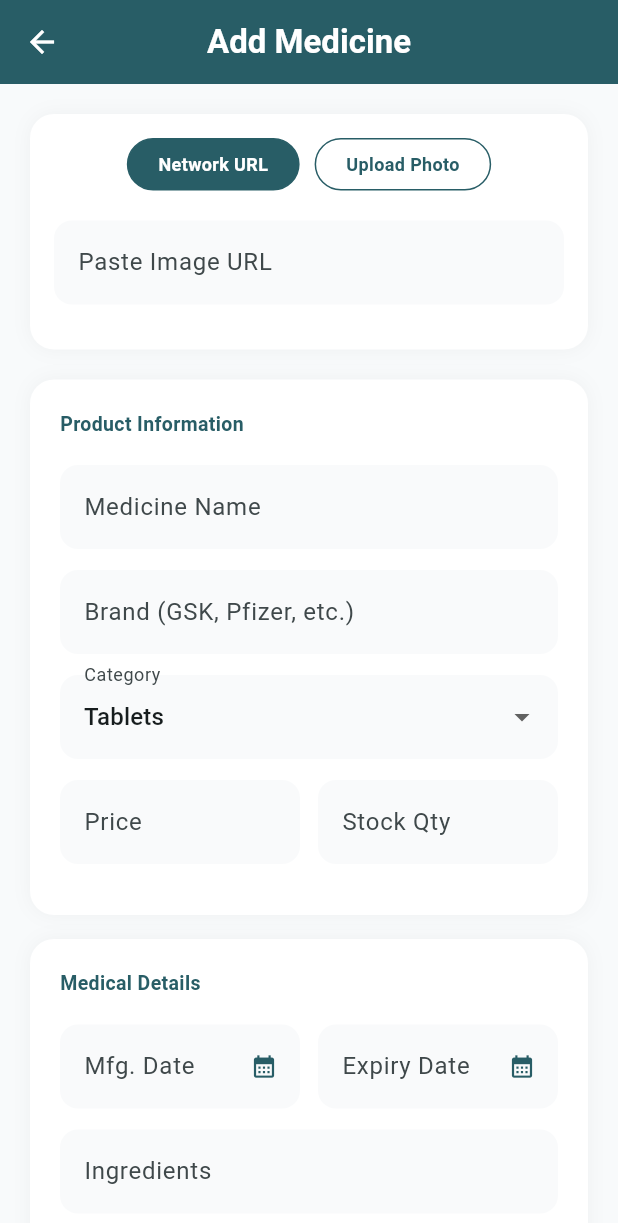
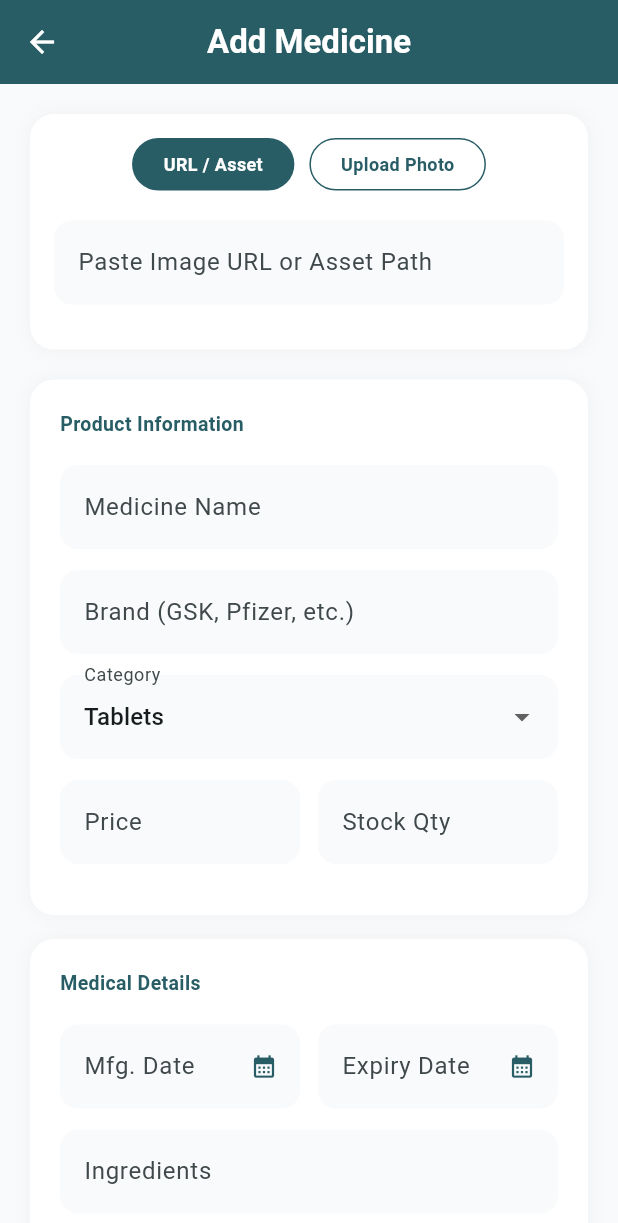
Before and after one commit to HanzlaAlvi/MediCare, a Flutter app: the AddEditMedicineScreen screen opened directly, on a phone screen of 412 x 824 dp. Shown: the top 1223 px of the screen. Run offline on Flutter 3.47's test engine with Material 3 defaults, Android fonts, the phone set to English and light mode, and no system bars; our stand-ins replace cloud_firestore, firebase_auth, firebase_core, flutter_local_notifications, get, google_generative_ai and 4 more; accounts and stored records are empty.

Commit message:
worked on history

```diff
--- a/lib/admin/add_edit_medicine_screen.dart
+++ b/lib/admin/add_edit_medicine_screen.dart
@@ -3,7 +3,7 @@ import 'package:flutter/material.dart';
 import 'package:get/get.dart';
 import 'package:image_picker/image_picker.dart';
 import 'dart:io';
-import 'dart:convert'; // Base64 encoding ke liye zaroori hai
+import 'dart:convert'; // Base64 encoding/decoding ke liye zaroori hai
 import 'dart:math';
 
 class AddEditMedicineScreen extends StatefulWidget {
@@ -65,14 +65,26 @@ class _AddEditMedicineScreenState extends State<AddEditMedicineScreen> {
       mfgDateC.text = d['mfgDate'] ?? '';
       expiryDateC.text = d['expiryDate'] ?? '';
 
-      // Load existing image (either URL or Base64)
+      // 🛡️ SMART IMAGE LOADER FOR EDIT SCREEN (CRASH PROOF)
       if (d['images'] != null && (d['images'] as List).isNotEmpty) {
-        String existingImage = d['images'][0].toString();
-        if (existingImage.startsWith('http')) {
+        String existingImage = d['images'][0].toString().trim(); // Clean spaces
+
+        if (existingImage.startsWith('http') || existingImage.contains('assets/')) {
           imageUrlC.text = existingImage;
           _useUrl = true;
         } else {
-          _base64Image = existingImage;
+          // Agar Base64 hai toh usko securely load karein
+          String cleanBase64 = existingImage;
+          if (cleanBase64.contains(',')) {
+            cleanBase64 = cleanBase64.split(',').last;
+          }
+          cleanBase64 = cleanBase64.replaceAll(RegExp(r'[^A-Za-z0-9+/=]'), '');
+
+          if (cleanBase64.length % 4 != 0) {
+            cleanBase64 += '=' * (4 - (cleanBase64.length % 4));
+          }
+
+          _base64Image = cleanBase64;
           _useUrl = false;
         }
       }
@@ -90,9 +102,7 @@ class _AddEditMedicineScreenState extends State<AddEditMedicineScreen> {
     if (image != null) {
       File imgFile = File(image.path);
       List<int> imageBytes = await imgFile.readAsBytes();
-      String base64String = base64Encode(
-        imageBytes,
-      ); // 🛡️ Base64 mein convert ho gayi
+      String base64String = base64Encode(imageBytes);
 
       setState(() {
         _pickedImage = imgFile;
@@ -111,7 +121,7 @@ class _AddEditMedicineScreenState extends State<AddEditMedicineScreen> {
     if (_useUrl && imageUrlC.text.trim().isEmpty) {
       Get.snackbar(
         "Error",
-        "Please provide an image URL or select a photo.",
+        "Please provide an image URL/Asset or select a photo.",
         backgroundColor: Colors.redAccent,
         colorText: Colors.white,
       );
@@ -144,7 +154,7 @@ class _AddEditMedicineScreenState extends State<AddEditMedicineScreen> {
       'sideEffects': sideEffectsC.text.trim(),
       'mfgDate': mfgDateC.text.trim(),
       'expiryDate': expiryDateC.text.trim(),
-      'images': [finalImageUrl], // Yahan base64 string save ho jayegi!
+      'images': [finalImageUrl],
       'timestamp': FieldValue.serverTimestamp(),
       'color': _isEditing
           ? (widget.medicineData?['color'] ?? _getRandomPastelColor())
@@ -214,6 +224,21 @@ class _AddEditMedicineScreenState extends State<AddEditMedicineScreen> {
       "0xFFF1F8E9",
     ];
     return pastelColors[Random().nextInt(pastelColors.length)];
+  }
+
+  // 🛡️ SAFE IMAGE PROVIDER LOGIC
+  ImageProvider? _getPreviewImage() {
+    if (_pickedImage != null) {
+      return FileImage(_pickedImage!);
+    }
+    if (_base64Image.isNotEmpty) {
+      try {
+        return MemoryImage(base64Decode(_base64Image));
+      } catch (e) {
+        return null;
+      }
+    }
+    return null;
   }
 
   @override
@@ -310,6 +335,8 @@ class _AddEditMedicineScreenState extends State<AddEditMedicineScreen> {
   }
 
   Widget _buildImageUploadSection() {
+    ImageProvider? previewImage = _getPreviewImage();
+
     return Container(
       padding: const EdgeInsets.all(16),
       decoration: BoxDecoration(
@@ -328,7 +355,7 @@ class _AddEditMedicineScreenState extends State<AddEditMedicineScreen> {
             mainAxisAlignment: MainAxisAlignment.center,
             children: [
               _choiceButton(
-                "Network URL",
+                "URL / Asset",
                 _useUrl,
                 () => setState(() => _useUrl = true),
               ),
@@ -342,7 +369,7 @@ class _AddEditMedicineScreenState extends State<AddEditMedicineScreen> {
           ),
           const SizedBox(height: 20),
           _useUrl
-              ? _buildTextField(imageUrlC, "Paste Image URL")
+              ? _buildTextField(imageUrlC, "Paste Image URL or Asset Path")
               : GestureDetector(
                   onTap: _pickImage,
                   child: Container(
@@ -354,19 +381,14 @@ class _AddEditMedicineScreenState extends State<AddEditMedicineScreen> {
                       border: Border.all(
                         color: const Color(0xFF285D66).withValues(alpha: 0.2),
                       ),
-                      image: _pickedImage != null
+                      image: previewImage != null
                           ? DecorationImage(
-                              image: FileImage(_pickedImage!),
-                              fit: BoxFit.cover,
-                            )
-                          : _base64Image.isNotEmpty
-                          ? DecorationImage(
-                              image: MemoryImage(base64Decode(_base64Image)),
+                              image: previewImage,
                               fit: BoxFit.cover,
                             )
                           : null,
                     ),
-                    child: _pickedImage == null && _base64Image.isEmpty
+                    child: previewImage == null
                         ? const Column(
                             mainAxisAlignment: MainAxisAlignment.center,
                             children: [
```
Also changed, not shown: lib/admin/medicine_inventory_screen.dart (+23 -15 lines).
